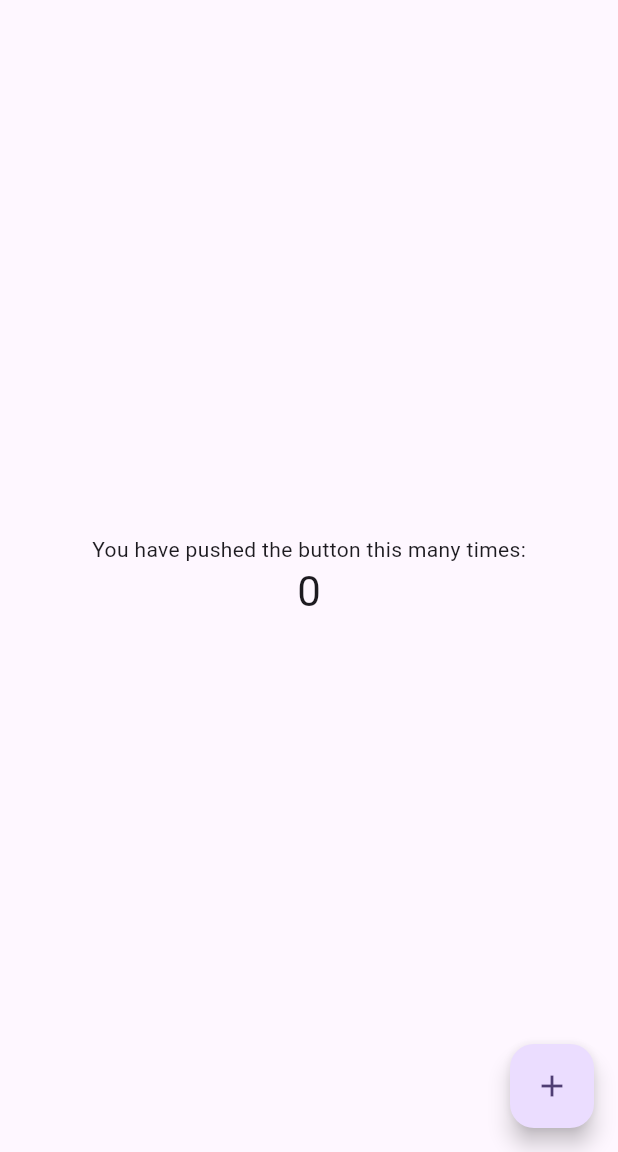
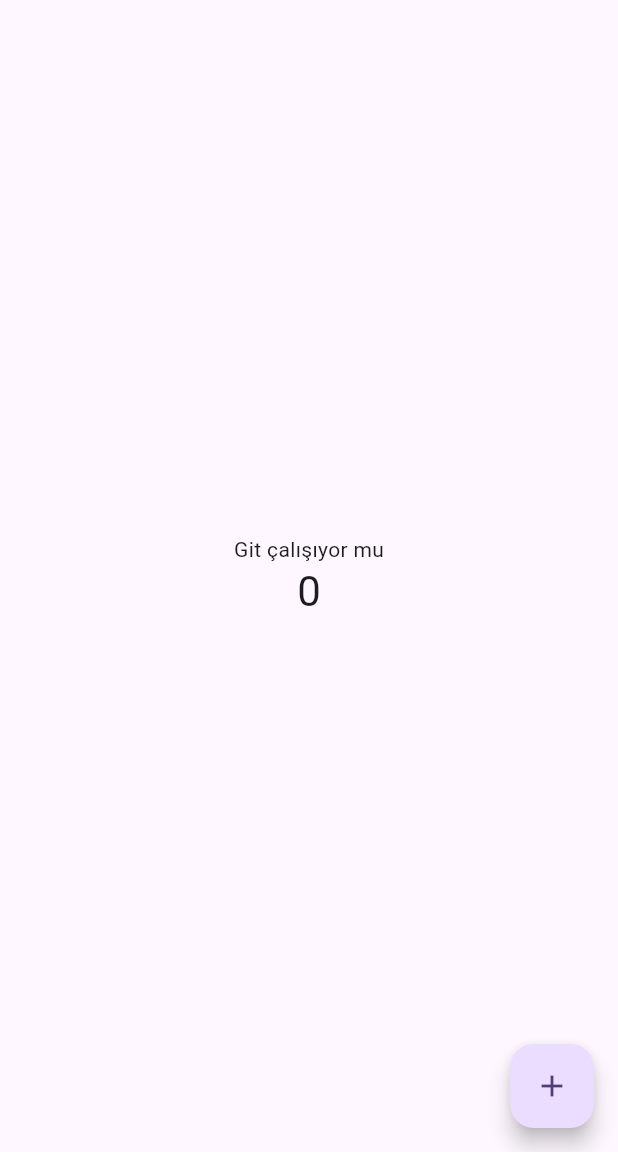
Before and after one commit to ykcnngl/ecodrive_SE380, a Flutter app: the screen it shows after launch, on a phone screen of 412 x 824 dp, the part 84-1236 px from its top. Run offline on Flutter 3.47's test engine with Material 3 defaults, Android fonts, the phone set to English and light mode, and no system bars.

Commit message:
Git çalıştı mı

```diff
--- a/lib/main.dart
+++ b/lib/main.dart
@@ -51,7 +51,7 @@ class _MyHomePageState extends State<MyHomePage> {
           mainAxisAlignment: MainAxisAlignment.center,
           children: <Widget>[
             const Text(
-              'You have pushed the button this many times:',
+              'Git çalışıyor mu',
             ),
             Text(
               '$_counter',
```
